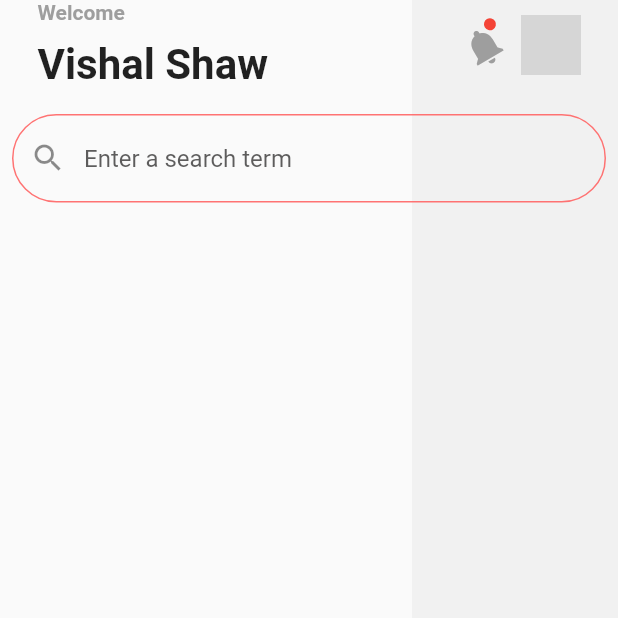
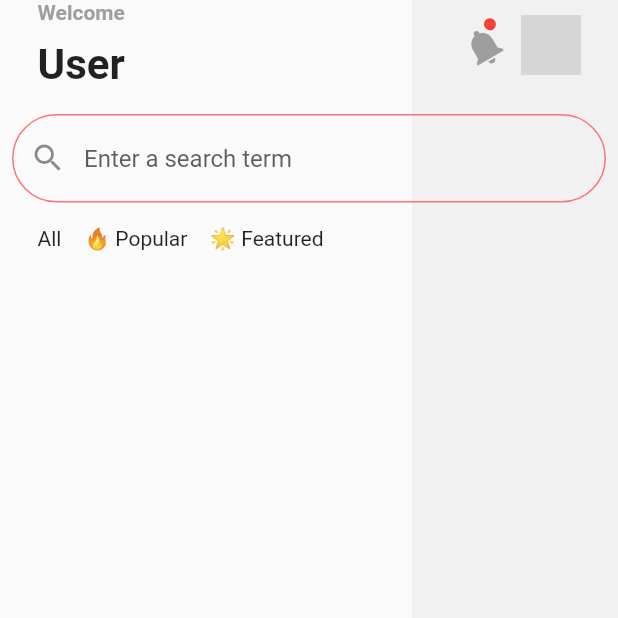
Before and after one commit to VishalSh-Dev/job_finder_app, a Flutter app: the HomePage screen opened directly, on a phone screen of 412 x 824 dp, the top half of it. Run offline on Flutter 3.47's test engine with Material 2 defaults, Android fonts, the phone set to English and light mode, and no system bars; our stand-ins replace firebase_core; accounts and stored records are empty; network calls fail; grey boxes are pictures that could not be loaded.

Commit message:
TagList
TagList made half.

```diff
--- a/lib/main.dart
+++ b/lib/main.dart
@@ -25,6 +25,6 @@ class MyApp extends StatelessWidget {
           primaryColor: Color.fromARGB(241, 255, 107, 107),
           accentColor: Color.fromARGB(240, 47, 36, 44),
         ),
-        home: SplashScreen());
+        home: HomePage());
   }
 }
--- a/lib/screens/home/home.dart
+++ b/lib/screens/home/home.dart
@@ -1,5 +1,6 @@
 import 'package:flutter/material.dart';
 import 'package:job_finder_app/screens/home/search_card.dart';
+import 'package:job_finder_app/screens/home/tagList.dart';
 
 import 'home_app_bar.dart';
 
@@ -26,7 +27,7 @@ class HomePage extends StatelessWidget {
         ),
         Column(
           crossAxisAlignment: CrossAxisAlignment.start,
-          children: [HomeAppBar(), SearchCard()],
+          children: [HomeAppBar(), SearchCard(), TagList()],
         )
       ]),
     );
--- a/lib/screens/home/home_app_bar.dart
+++ b/lib/screens/home/home_app_bar.dart
@@ -22,7 +22,7 @@ class HomeAppBar extends StatelessWidget {
               ),
               SizedBox(height: 10),
               Text(
-                'Vishal Shaw',
+                'User',
                 style: TextStyle(fontWeight: FontWeight.bold, fontSize: 28),
               )
             ],
--- /dev/null
+++ b/lib/screens/home/tagList.dart
@@ -0,0 +1,35 @@
+import 'package:flutter/material.dart';
+
+class TagList extends StatefulWidget {
+  TagList({Key? key}) : super(key: key);
+
+  @override
+  TagListState createState() => TagListState();
+}
+
+class TagListState extends State<TagList> {
+  final tagsList = <String>['All', '🔥 Popular', '🌟 Featured'];
+  var selected = 0;
+  @override
+  Widget build(BuildContext context) {
+    return Container(
+      padding: EdgeInsets.symmetric(horizontal: 25),
+      height: 40,
+      child: ListView.separated(
+          scrollDirection: Axis.horizontal,
+          itemBuilder: (context, index) => GestureDetector(
+              onTap: () {
+                setState(() {
+                  selected = index;
+                });
+              },
+              child: Container(
+                child: Text(tagsList[index]),
+              )),
+          separatorBuilder: (_, index) => SizedBox(
+                width: 15,
+              ),
+          itemCount: tagsList.length),
+    );
+  }
+}
```
Also changed, not shown: pubspec.lock, 1 other file.
